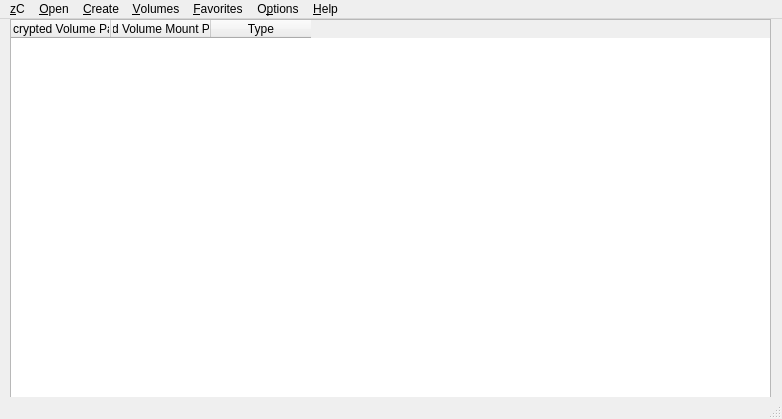
mhogomchungu/zuluCrypt, file zuluCrypt-gui/zulucrypt.ui: the form before one commit.
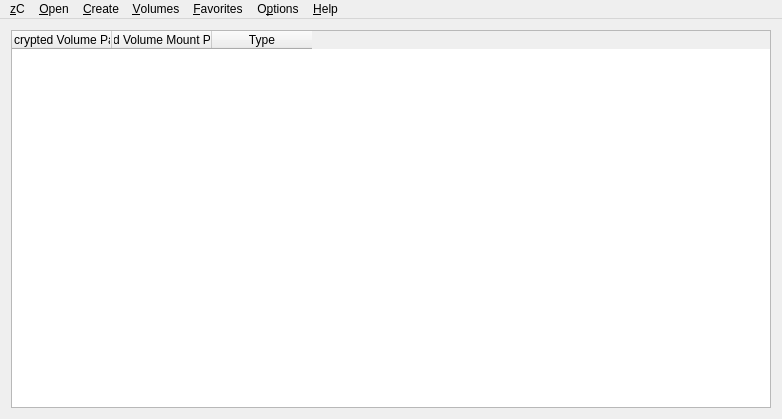
The form after the commit. Icons and pictures are not drawn.

Commit message: zuluCrypt-gui: Make main window resizable

What changed in the file:
```diff
--- a/zuluCrypt-gui/zulucrypt.ui
+++ b/zuluCrypt-gui/zulucrypt.ui
@@ -27,15 +27,9 @@
    <property name="contextMenuPolicy">
     <enum>Qt::ActionsContextMenu</enum>
    </property>
+   <layout class="QVBoxLayout" name="verticalLayout">
+    <item>
    <widget class="QTableWidget" name="tableWidget">
-    <property name="geometry">
-     <rect>
-      <x>10</x>
-      <y>0</y>
-      <width>761</width>
-      <height>381</height>
-     </rect>
-    </property>
     <property name="contextMenuPolicy">
      <enum>Qt::ActionsContextMenu</enum>
     </property>
@@ -91,6 +85,8 @@
      </property>
     </column>
    </widget>
+    </item>
+   </layout>
   </widget>
   <widget class="QMenuBar" name="menuBar">
    <property name="geometry">
@@ -180,7 +176,6 @@
    <addaction name="menuOptions"/>
    <addaction name="menuHelp"/>
   </widget>
-  <widget class="QStatusBar" name="statusBar"/>
   <action name="actionFileOpen">
    <property name="text">
     <string>PLAIN,LUKS,TrueCrypt Container In A File</string>
```
Left out of the diff: 2 changed lines with no effect on the pictures. Lines whose indentation alone changed are shown as unchanged. The commit also changes 1 other file.
